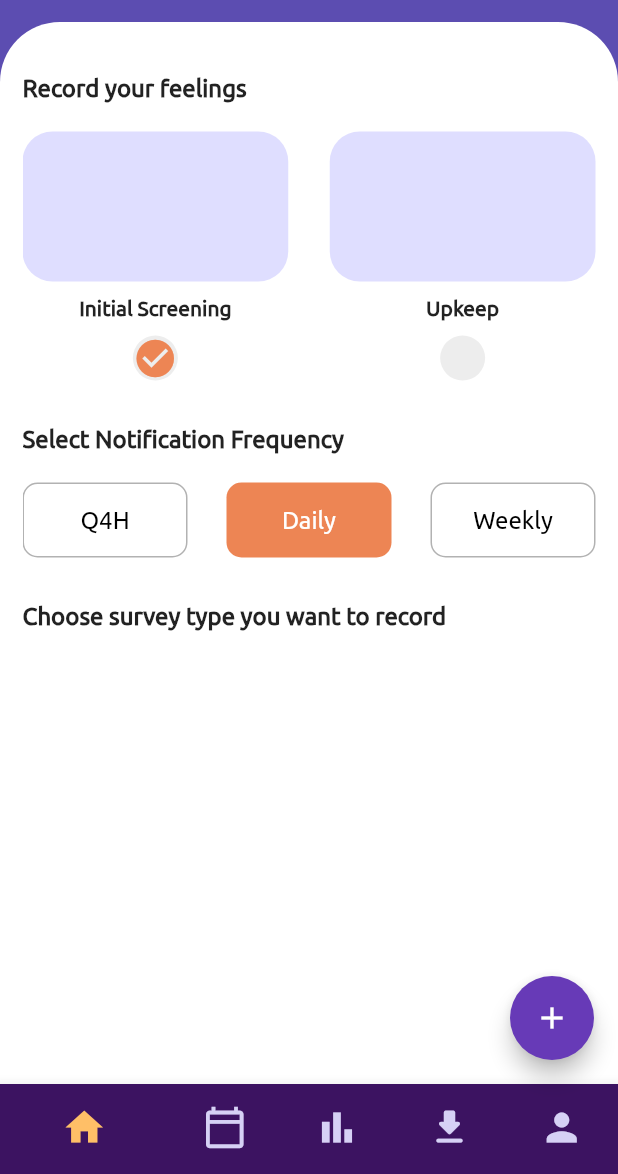
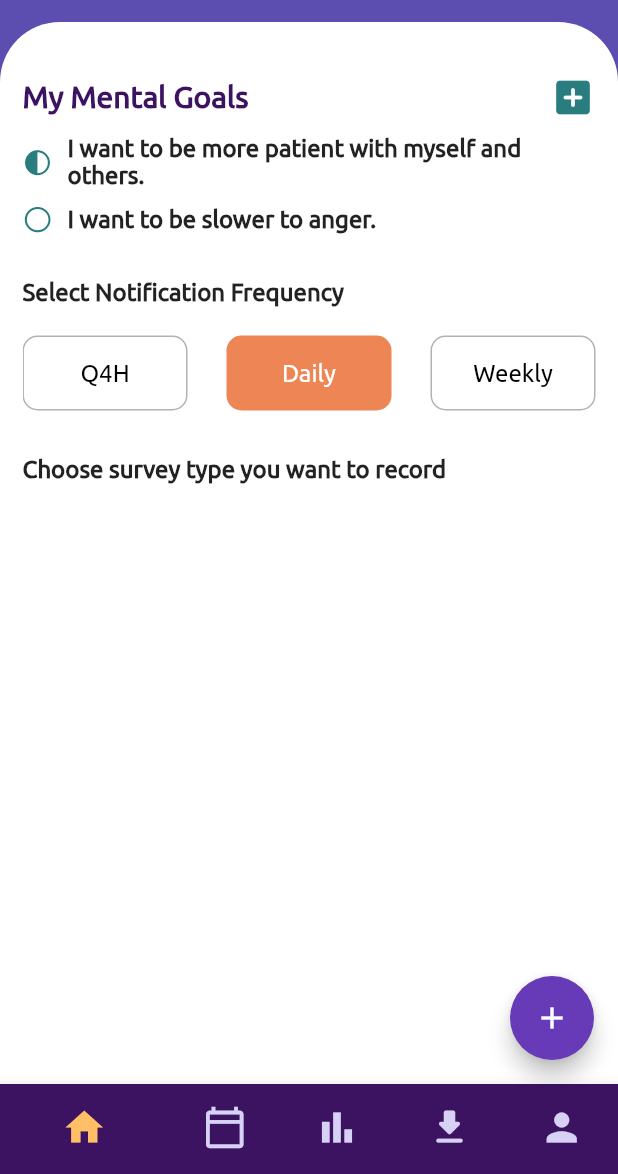
Before and after one commit to joyce04/anxi_pro, a Flutter app: the Home screen opened directly, on a phone screen of 412 x 824 dp, the part 62-1236 px from its top. Run offline on Flutter 3.47's test engine with Material 2 defaults, Android fonts, the phone set to English and light mode, and no system bars; our stand-ins replace avatar_glow, cloud_firestore, firebase_auth, firebase_core, shared_preferences and 2 more; missing offline and left inert: dart:ffi, flutter_audio_recorder; accounts and stored records are empty.

Commit message:
add mental goal list

```diff
--- a/lib/views/calender.dart
+++ b/lib/views/calender.dart
@@ -57,7 +57,7 @@ class _CalendarState extends State<Calendar> {
             ),
             onDaySelected: _onDaySelected,
             onVisibleDaysChanged: _onVisibleDaysChanged,
-        ),
+            initialSelectedDay: _selectedDate),
         SizedBox(
           height: 5,
         ),
@@ -107,11 +107,11 @@ class _CalendarState extends State<Calendar> {
 
   void _onVisibleDaysChanged(DateTime first, DateTime last, CalendarFormat format) {
     print('visible daay changed');
-    if (last.compareTo(_selectedDate) < 0) {
-      _onDaySelected(last, null, null);
-    } else {
-      _onDaySelected(first, null, null);
-    }
+    // if (last.compareTo(_selectedDate) < 0) {
+    //   _onDaySelected(last, null, null);
+    // } else {
+    //   _onDaySelected(first, null, null);
+    // }
   }
 }
 
@@ -207,3 +207,6 @@ class EmotionTile extends StatelessWidget {
     );
   }
 }
+
+//TODO mood dot expression apply by chaning calendar builders?
+//https://medium.com/flutterdevs/display-dynamic-events-at-calendar-in-flutter-22b69b29daf6
--- a/lib/views/dashboard.dart
+++ b/lib/views/dashboard.dart
@@ -2,6 +2,8 @@ import 'dart:math';
 
 import 'package:anxi_pro/services/database.dart';
 import 'package:anxi_pro/views/save_survey.dart';
+import 'package:anxi_pro/widgets/goal_list.dart';
+import 'package:flutter/cupertino.dart';
 import 'package:flutter/material.dart';
 
 import 'package:anxi_pro/color_scheme.dart';
@@ -72,90 +74,7 @@ class _DashboardState extends State<Dashboard> {
         SizedBox(
           height: 20,
         ),
-        Text(
-          "Record your feelings",
-          style: TextStyle(fontSize: 16, fontWeight: FontWeight.w600),
-        ),
-        SizedBox(
-          height: 20,
-        ),
-        Row(
-          mainAxisAlignment: MainAxisAlignment.spaceBetween,
-          children: [
-            InkWell(
-                onTap: () {
-                  changeSelectedType('initial');
-                },
-                child: Column(
-                  children: [
-                    Container(
-                      height: 100,
-                      width: MediaQuery.of(context).size.width * 0.43,
-                      decoration: BoxDecoration(
-                        color: ppurple,
-                        borderRadius: BorderRadius.all(Radius.circular(20)),
-                      ),
-                    ),
-                    SizedBox(
-                      height: 10,
-                    ),
-                    Text(
-                      'Initial Screening',
-                      style: TextStyle(fontWeight: FontWeight.w600),
-                    ),
-                    SizedBox(
-                      height: 10,
-                    ),
-                    Container(
-                      height: 30,
-                      width: 30,
-                      decoration: BoxDecoration(
-                        shape: BoxShape.circle,
-                        color: Color(0xffededed),
-                      ),
-                      child:
-                          (selectedType == 'initial') ? Icon(Icons.check_circle, color: orange, size: 30) : Container(),
-                    )
-                  ],
-                )),
-            InkWell(
-                onTap: () {
-                  changeSelectedType('upkeep');
-                },
-                child: Column(
-                  children: [
-                    Container(
-                      height: 100,
-                      width: MediaQuery.of(context).size.width * 0.43,
-                      decoration: BoxDecoration(
-                        color: ppurple,
-                        borderRadius: BorderRadius.all(Radius.circular(20)),
-                      ),
-                    ),
-                    SizedBox(
-                      height: 10,
-                    ),
-                    Text(
-                      'Upkeep',
-                      style: TextStyle(fontWeight: FontWeight.w600),
-                    ),
-                    SizedBox(
-                      height: 10,
-                    ),
-                    Container(
-                      height: 30,
-                      width: 30,
-                      decoration: BoxDecoration(
-                        shape: BoxShape.circle,
-                        color: Color(0xffededed),
-                      ),
-                      child:
-                          (selectedType == 'upkeep') ? Icon(Icons.check_circle, color: orange, size: 30) : Container(),
-                    )
-                  ],
-                ))
-          ],
-        ),
+        goal_list(MediaQuery.of(context).size.width * 0.8),
         SizedBox(
           height: 30,
         ),
--- a/lib/views/export.dart
+++ b/lib/views/export.dart
@@ -1,3 +1,5 @@
+import 'package:anxi_pro/color_scheme.dart';
+import 'package:flutter/cupertino.dart';
 import 'package:flutter/material.dart';
 
 class Export extends StatefulWidget {
--- a/lib/views/home.dart
+++ b/lib/views/home.dart
@@ -58,7 +58,7 @@ class _HomeState extends State<Home> {
               _buildOffStageNavigator(TabItem.dashboard),
               _buildOffStageNavigator(TabItem.calender),
               _buildOffStageNavigator(TabItem.chart),
-              // _buildOffStageNavigator(TabItem.export),
+              _buildOffStageNavigator(TabItem.export),
               _buildOffStageNavigator(TabItem.person),
             ]),
           ))
--- a/lib/views/save_survey.dart
+++ b/lib/views/save_survey.dart
@@ -26,15 +26,13 @@ class _SaveSurveyState extends State<SaveSurvey> {
   List<QuestionTile> questionTiles = [];
   AuthService authService = new AuthService();
 
-  RadioQuestion getQuestionModelFromSnapshot(
-      DocumentSnapshot doc, bool shuffle) {
+  RadioQuestion getQuestionModelFromSnapshot(DocumentSnapshot doc, bool shuffle) {
     RadioQuestion question = new RadioQuestion();
     question.title = doc.data()['title'];
 
     var optionJson = jsonDecode(doc.data()['answer_option'])['content'] as List;
 
-    List<phqAnswerOption> answerOptions =
-        optionJson.map((op) => phqAnswerOption.fromJson(op)).toList();
+    List<phqAnswerOption> answerOptions = optionJson.map((op) => phqAnswerOption.fromJson(op)).toList();
 
     if (shuffle) {
       answerOptions.shuffle();
@@ -91,19 +89,15 @@ class _SaveSurveyState extends State<SaveSurvey> {
                             itemBuilder: (context, index) {
                               QuestionTile qt = QuestionTile(
                                   qId: snapshot.data.docs[index].id,
-                                  radioQuestion: getQuestionModelFromSnapshot(
-                                      snapshot.data.docs[index], false),
+                                  radioQuestion: getQuestionModelFromSnapshot(snapshot.data.docs[index], false),
                                   index: index);
                               questionTiles.add(qt);
                               return qt;
                             },
                           );
-                  }))
-        ],
-      ))),
-      floatingActionButton: FloatingActionButton(
-        child: Icon(Icons.check),
-        onPressed: () {
+                  })),
+          GestureDetector(
+              onTap: () {
                 int answered = 0;
                 List<Answer> saved_answers = [];
                 for (var t in questionTiles) {
@@ -115,16 +109,16 @@ class _SaveSurveyState extends State<SaveSurvey> {
 
                 if (answered == questionTiles.length) {
                   print('save to firebase');
-            dbService.saveSurveyAnwsers(new UserAnswer(
-                authService.getCurrentUserUid(),
-                widget.surveyId,
-                saved_answers));
+                  dbService.saveSurveyAnwsers(
+                      new UserAnswer(authService.getCurrentUserUid(), widget.surveyId, saved_answers));
                   Navigator.pop(context);
                 }
 
                 print(saved_answers);
               },
-      ),
+              child: purpleButton(context, 'Save'))
+        ],
+      ))),
     );
   }
 }
--- /dev/null
+++ b/lib/widgets/goal_list.dart
@@ -0,0 +1,77 @@
+import 'package:anxi_pro/color_scheme.dart';
+import 'package:flutter/cupertino.dart';
+import 'package:flutter/material.dart';
+
+Widget goal_list(width) {
+  return Container(
+      child: Stack(children: [
+    Column(
+      crossAxisAlignment: CrossAxisAlignment.start,
+      children: [
+        Container(
+          child: Row(mainAxisAlignment: MainAxisAlignment.spaceBetween, children: [
+            Text(
+              "My Mental Goals",
+              style: TextStyle(color: dark_purple, fontSize: 20, fontWeight: FontWeight.bold),
+            ),
+            Icon(
+              Icons.add_box_rounded,
+              color: okay_green,
+              size: 30,
+            )
+          ]),
+        ),
+        Container(
+          padding: EdgeInsets.only(top: 10),
+          child: Row(
+            children: [
+              Icon(
+                CupertinoIcons.circle_lefthalf_fill,
+                color: okay_green,
+                size: 20,
+              ),
+              Container(
+                padding: EdgeInsets.only(left: 10, right: 10),
+                width: width,
+                child: Column(
+                  crossAxisAlignment: CrossAxisAlignment.start,
+                  children: [
+                    Text(
+                      "I want to be more patient with myself and others.",
+                      style: TextStyle(fontSize: 16, fontWeight: FontWeight.bold, color: Colors.black87),
+                    ),
+                  ],
+                ),
+              )
+            ],
+          ),
+        ),
+        Container(
+          padding: EdgeInsets.only(top: 10),
+          child: Row(
+            children: [
+              Icon(
+                CupertinoIcons.circle,
+                color: okay_green,
+                size: 20,
+              ),
+              Container(
+                padding: EdgeInsets.only(left: 10, right: 10),
+                width: width,
+                child: Column(
+                  crossAxisAlignment: CrossAxisAlignment.start,
+                  children: [
+                    Text(
+                      "I want to be slower to anger.",
+                      style: TextStyle(fontSize: 16, fontWeight: FontWeight.bold, color: Colors.black87),
+                    ),
+                  ],
+                ),
+              )
+            ],
+          ),
+        )
+      ],
+    )
+  ]));
+}
```
Lines whose indentation alone changed are shown as unchanged.
